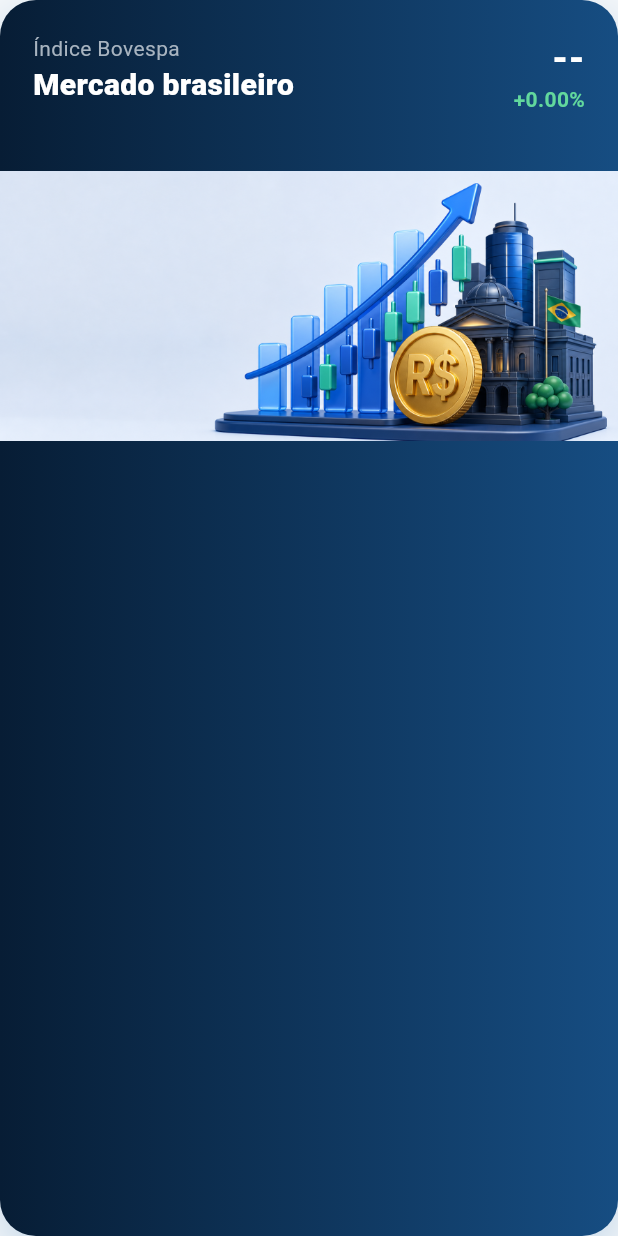
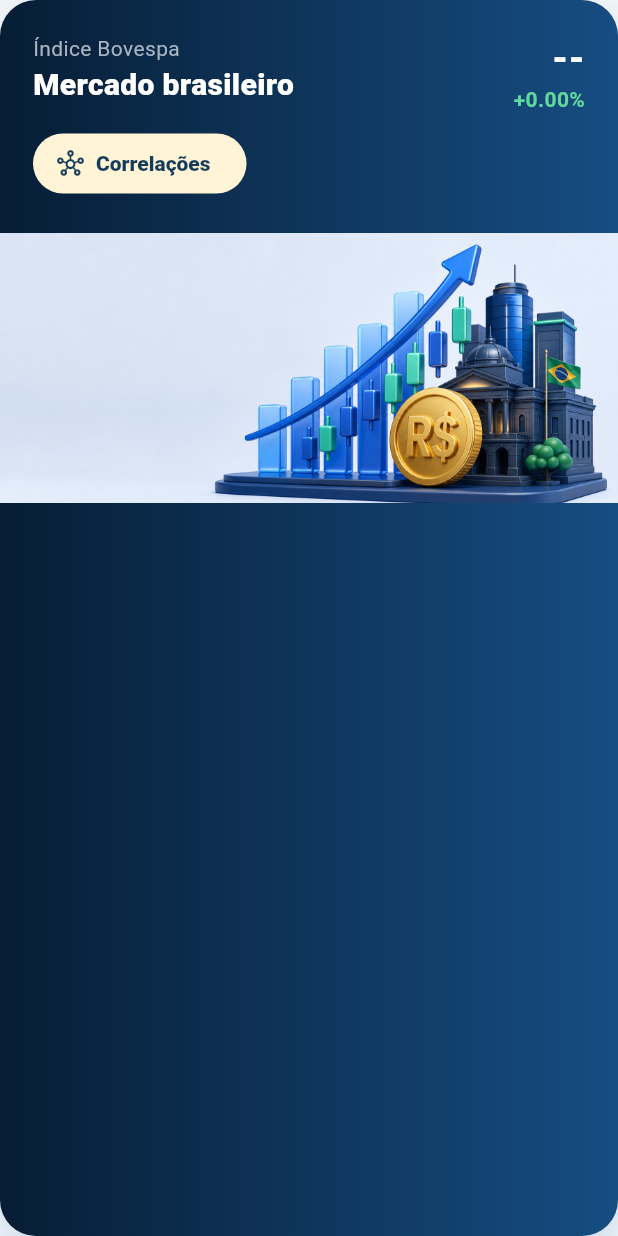
Before and after one commit to eduardokt-maker/ekt-ia-systems, a Flutter app: the _IndexHeader widget shown alone on an empty page, opened directly with empty values, on a phone screen of 412 x 824 dp. Run offline on Flutter 3.47's test engine with Material 3 defaults, Android fonts, the phone set to English and light mode, and no system bars; our stand-ins replace fl_chart, flutter_svg, pdf, printing, web; missing offline and left inert: dart:js_interop; network calls fail.

Commit message:
Adiciona acesso a correlações no Ibovespa

```diff
--- a/flutter_frontend/lib/ibovespa_screen.dart
+++ b/flutter_frontend/lib/ibovespa_screen.dart
@@ -227,7 +227,13 @@
             SliverPadding(
               padding: const EdgeInsets.fromLTRB(16, 16, 16, 0),
               sliver: SliverList.list(children: <Widget>[
-                if (index != null) _IndexHeader(data: index!, source: source),
+                if (index != null)
+                  _IndexHeader(
+                    data: index!,
+                    source: source,
+                    onOpenCorrelations: () =>
+                        Navigator.of(context).pushNamed('/monitor-global'),
+                  ),
                 const SizedBox(height: 14),
                 _MarketControls(
                   queryChanged: (value) => setState(() => query = value),
@@ -336,9 +342,14 @@
 }
 
 class _IndexHeader extends StatelessWidget {
-  const _IndexHeader({required this.data, required this.source});
+  const _IndexHeader({
+    required this.data,
+    required this.source,
+    required this.onOpenCorrelations,
+  });
   final Map<String, dynamic> data;
   final String source;
+  final VoidCallback onOpenCorrelations;
   @override
   Widget build(BuildContext context) {
     final change = (data['change_percent'] as num?)?.toDouble();
@@ -362,16 +373,29 @@
                 runSpacing: 10,
                 alignment: WrapAlignment.spaceBetween,
                 children: [
-                  const Column(
+                  Column(
                       crossAxisAlignment: CrossAxisAlignment.start,
                       children: [
-                        Text('Índice Bovespa',
+                        const Text('Índice Bovespa',
                             style: TextStyle(color: Color(0xFFA8B4C0))),
-                        Text('Mercado brasileiro',
+                        const Text('Mercado brasileiro',
                             style: TextStyle(
                                 color: Colors.white,
                                 fontSize: 20,
                                 fontWeight: FontWeight.w800)),
+                        const SizedBox(height: 14),
+                        FilledButton.tonalIcon(
+                          key: const Key('ibovespa-correlations-button'),
+                          onPressed: onOpenCorrelations,
+                          icon: const Icon(Icons.hub_outlined, size: 18),
+                          label: const Text('Correlações'),
+                          style: FilledButton.styleFrom(
+                            backgroundColor: const Color(0xFFFFF4D6),
+                            foregroundColor: const Color(0xFF153B5B),
+                            textStyle:
+                                const TextStyle(fontWeight: FontWeight.w800),
+                          ),
+                        ),
                       ]),
                   Column(crossAxisAlignment: CrossAxisAlignment.end, children: [
                     Text(_number(data['price']),
```
